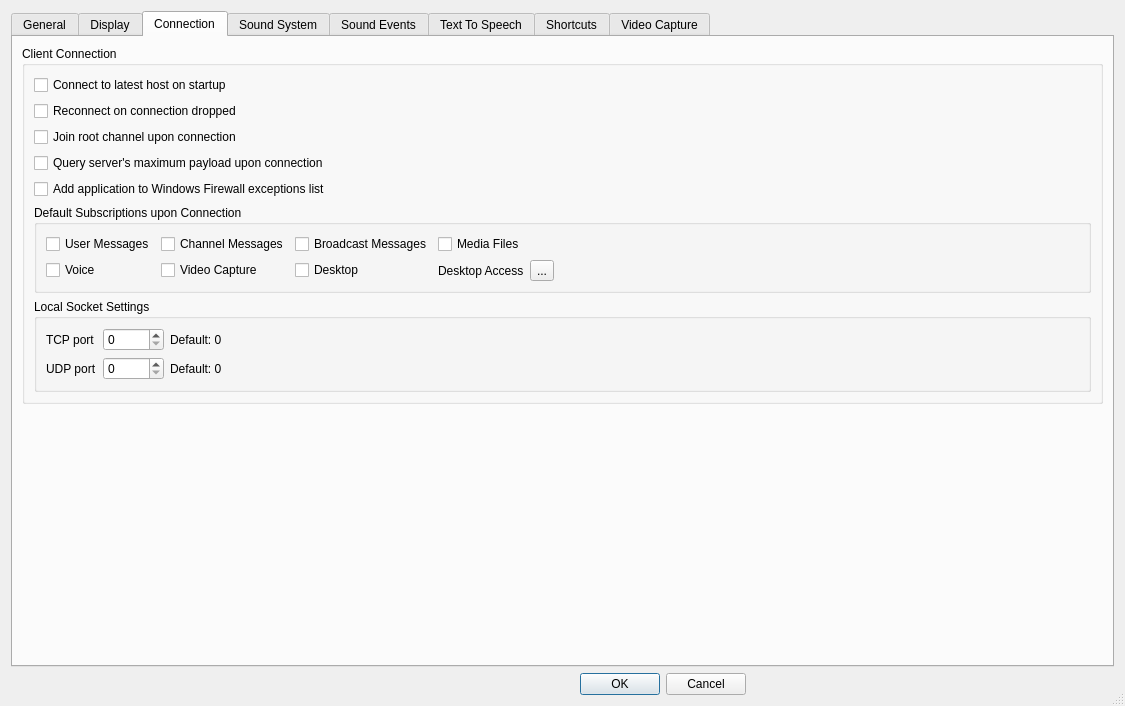
First picture: the form in Client/qtTeamTalk/preferences.ui, repository BearWare/TeamTalk5, before the edit.
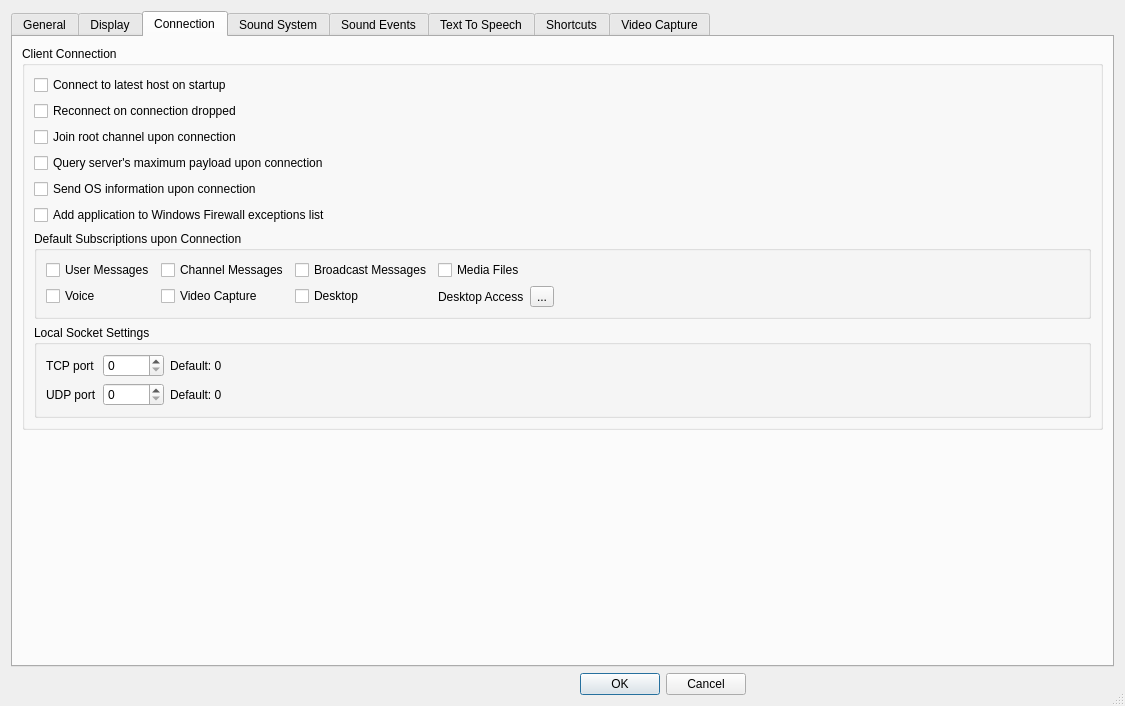
Second picture: the form after the edit. The open tabs and pages were chosen to show the change. Icons and pictures are not drawn. Custom widgets are drawn as their Qt base class.

Commit message: Option to disable OS information sending

Diff of the .ui file:
```diff
--- a/Client/qtTeamTalk/preferences.ui
+++ b/Client/qtTeamTalk/preferences.ui
@@ -845,6 +845,13 @@
             </property>
            </widget>
           </item>
+          <item>
+           <widget class="QCheckBox" name="sendOSChkBox">
+            <property name="text">
+             <string>Send OS information upon connection</string>
+            </property>
+           </widget>
+          </item>
           <item>
            <widget class="QCheckBox" name="winfwChkBox">
             <property name="text">
```
The commit also changes 4 other files.
